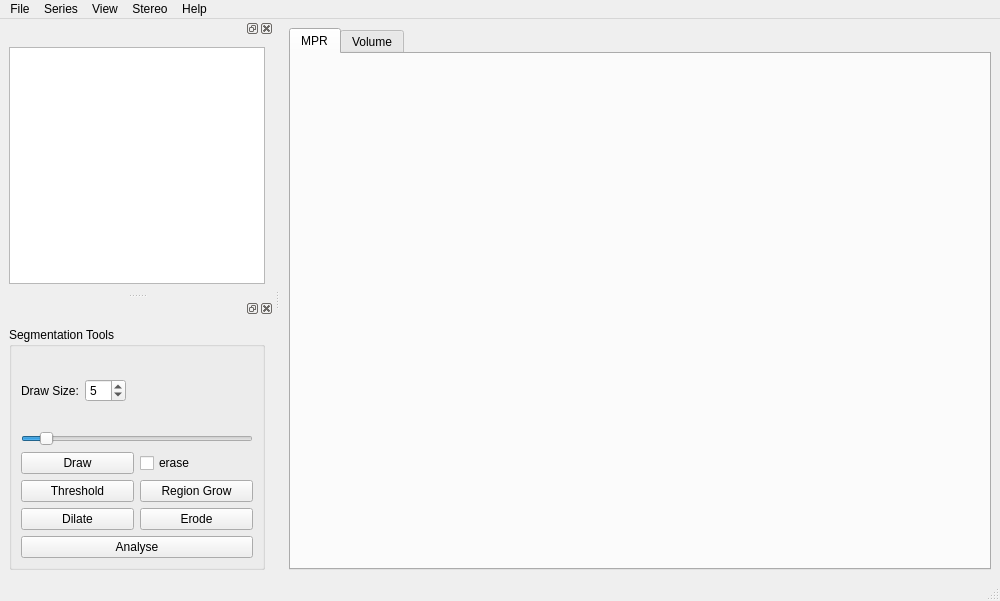
The window that main/MainWindow.ui (hmeyer/perfusionkit) describes before a commit, drawn with Qt 5.
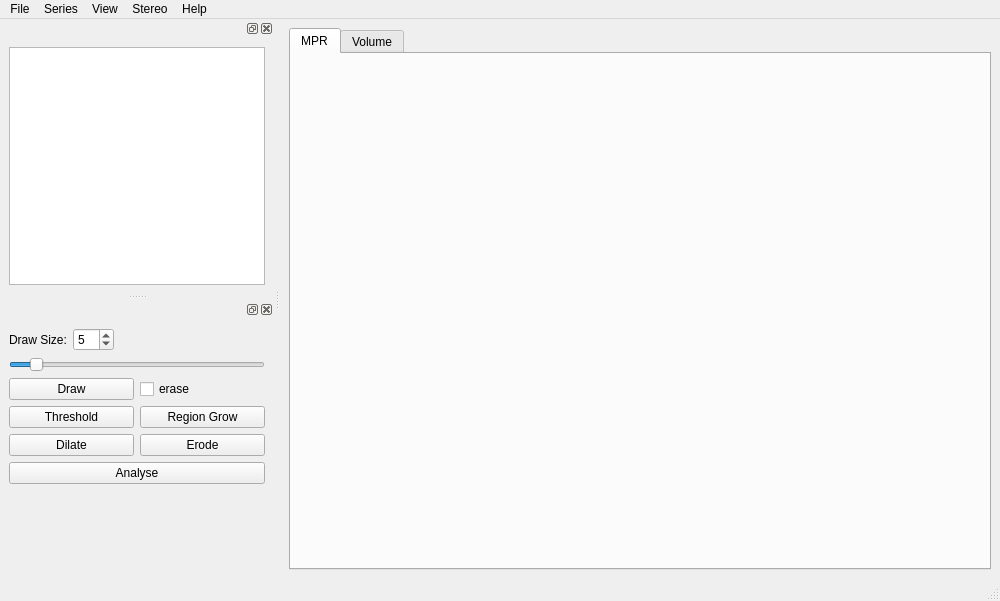
The same window after the commit. Custom widgets are drawn as their Qt base class.

Patch:
```diff
--- a/main/MainWindow.ui
+++ b/main/MainWindow.ui
@@ -175,13 +175,13 @@
    <widget class="QWidget" name="dockWidgetContents">
     <layout class="QGridLayout" name="gridLayout_6">
      <item row="0" column="0">
-      <widget class="QGroupBox" name="groupBox">
-       <property name="title">
-        <string>Segmentation Tools</string>
-       </property>
+      <widget class="QFrame" name="frame">
        <layout class="QGridLayout" name="gridLayout_5">
+        <property name="margin">
+         <number>0</number>
+        </property>
         <item row="1" column="0" colspan="2">
-         <widget class="QFrame" name="frame">
+         <widget class="QFrame" name="frame2">
           <property name="frameShape">
            <enum>QFrame::NoFrame</enum>
           </property>
@@ -223,7 +223,7 @@
              <property name="sizeHint" stdset="0">
               <size>
                <width>40</width>
-               <height>20</height>
+               <height>5</height>
               </size>
              </property>
             </spacer>
@@ -317,6 +317,19 @@
        </layout>
       </widget>
      </item>
+     <item row="1" column="0">
+      <spacer name="verticalSpacer">
+       <property name="orientation">
+        <enum>Qt::Vertical</enum>
+       </property>
+       <property name="sizeHint" stdset="0">
+        <size>
+         <width>20</width>
+         <height>40</height>
+        </size>
+       </property>
+      </spacer>
+     </item>
     </layout>
    </widget>
   </widget>
```
Left out of the diff: 32 changed lines with no effect on the pictures.
